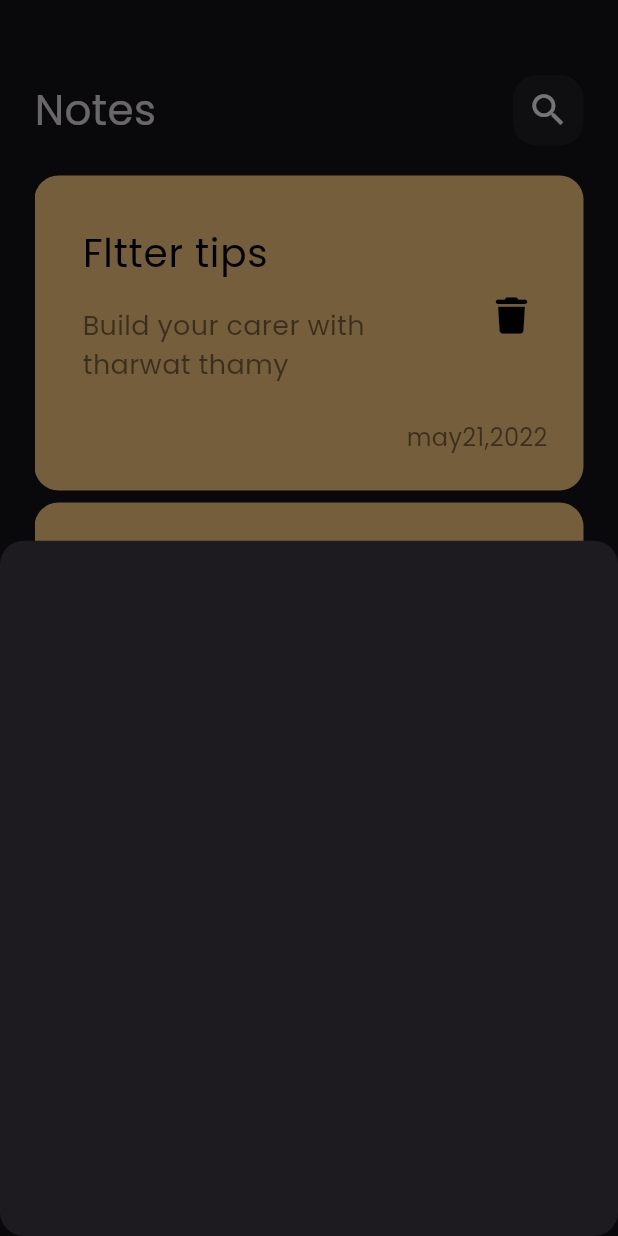
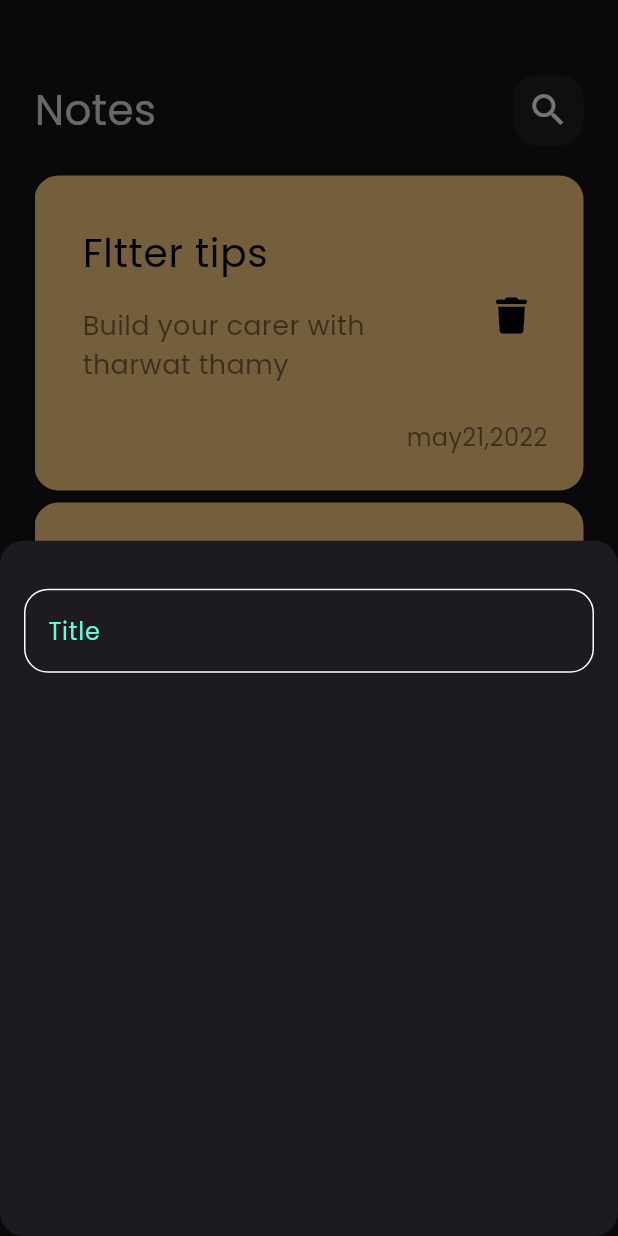
Before and after one commit to MoustafaMohamed1/notes_app, a Flutter app: the screen it shows after launch, after a tap on the "add" icon, on a phone screen of 412 x 824 dp. Run offline on Flutter 3.47's test engine with Material 3 defaults, Android fonts, the phone set to English and light mode, and no system bars; our stand-ins replace font_awesome_flutter.

Commit message:
create custom text field

```diff
--- /dev/null
+++ b/lib/constants.dart
@@ -0,0 +1,4 @@
+
+import 'dart:ui';
+
+const kPrimaryColor = Color(0xff62FCD7);
--- a/lib/views/notes_view.dart
+++ b/lib/views/notes_view.dart
@@ -1,4 +1,5 @@
 import 'package:flutter/material.dart';
+import 'package:noteapp/constants.dart';
 import 'package:noteapp/widgets/add_note_bottom_sheet.dart';
 
 import '../widgets/notes_view_body.dart';
@@ -20,7 +21,7 @@ class NotesView extends StatelessWidget {
                 return const AddNoteBottomSheet();
               });
         },
-        child: const Icon(Icons.add),
+        child: const Icon(Icons.add,color: kPrimaryColor,),
       ),
       body: const NotesViewBody(),
     );
--- a/lib/widgets/add_note_bottom_sheet.dart
+++ b/lib/widgets/add_note_bottom_sheet.dart
@@ -1,10 +1,20 @@
 import 'package:flutter/material.dart';
+import 'package:noteapp/widgets/custom_text_field.dart';
 
 class AddNoteBottomSheet extends StatelessWidget {
   const AddNoteBottomSheet({super.key});
 
   @override
   Widget build(BuildContext context) {
-    return Container();
+    return Padding(
+        padding: EdgeInsets.symmetric(horizontal: 16),
+        child: Column(
+          children: [
+            SizedBox(
+              height: 32,
+            ),
+            CustomTextfield(),
+          ],
+        ));
   }
 }
--- /dev/null
+++ b/lib/widgets/custom_text_field.dart
@@ -0,0 +1,28 @@
+import 'package:flutter/material.dart';
+import 'package:noteapp/constants.dart';
+class CustomTextfield extends StatelessWidget {
+  const CustomTextfield({super.key});
+
+  @override
+  Widget build(BuildContext context) {
+    return TextField(
+       cursorColor: kPrimaryColor,
+      decoration: InputDecoration(
+        hintText: 'Title',hintStyle: TextStyle(color: kPrimaryColor),
+        border: buildBorder(),
+        enabledBorder: buildBorder(),
+        focusedBorder: buildBorder(kPrimaryColor),
+
+      ),
+    );
+  }
+
+  OutlineInputBorder buildBorder([color]) {
+    return OutlineInputBorder(
+        borderRadius: BorderRadius.circular(16),
+      borderSide: BorderSide(
+        color: color ?? Colors.white,
+      ),
+      );
+  }
+}
```
